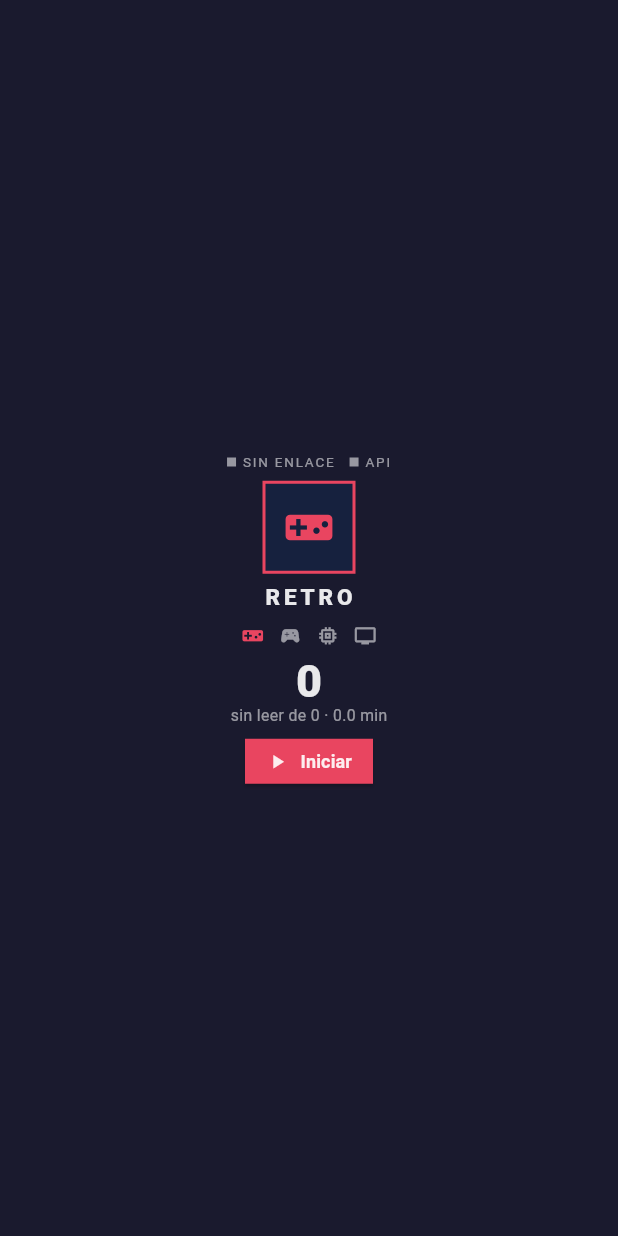
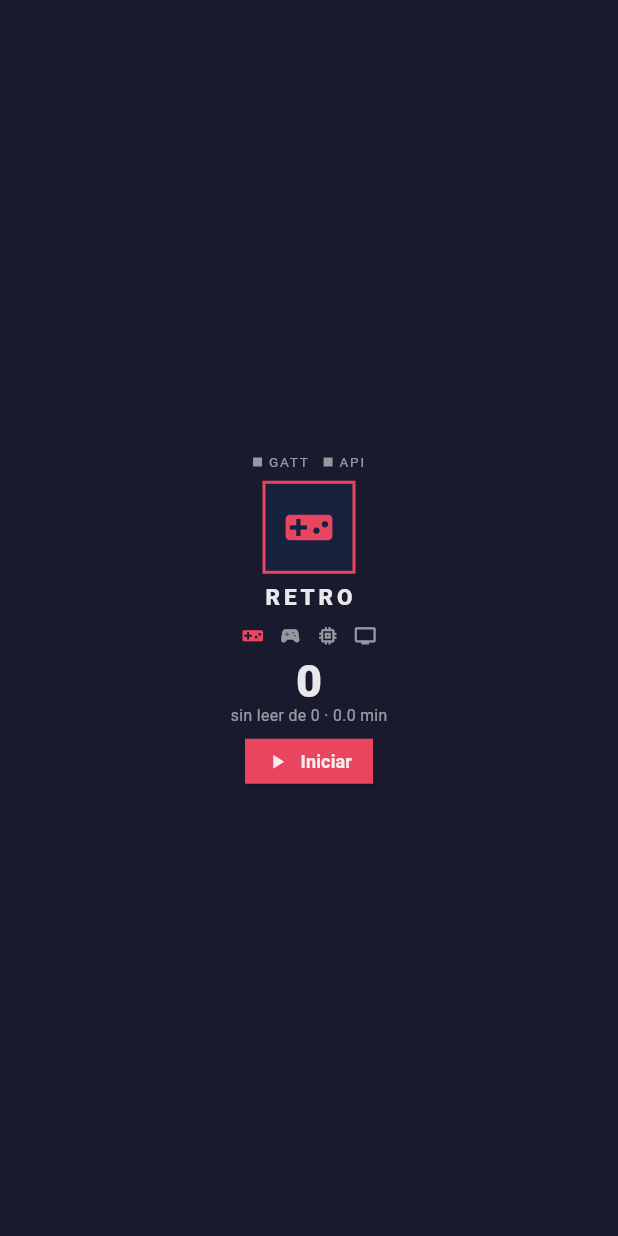
Before and after one commit to luuboon/babywolf-ecosystem, a Flutter app: the screen it shows after launch, on a phone screen of 412 x 824 dp. Run offline on Flutter 3.47's test engine with Material 3 defaults, Android fonts, the phone set to English and light mode, and no system bars; network calls fail.

Commit message:
fix(wearable): etiqueta corta en el indicador de enlace
"SIN ENLACE" empujaba el indicador de API fuera del área visible de la
pantalla redonda. La etiqueta se queda fija en "GATT" y el color dice el
estado, igual que hace el indicador de API.

Se documenta CP-18: cada dispositivo funciona por su cuenta. El wearable no
necesita al teléfono para nada —consulta la API él mismo y sólo usa el hub
para publicar—, y ninguna caída arrastra a las demás apps.

Co-Authored-By: Claude Opus 5 <noreply@anthropic.com>

```diff
--- a/wearable_app/lib/main.dart
+++ b/wearable_app/lib/main.dart
@@ -200,7 +200,10 @@ class _PantallaTemasState extends State<PantallaTemas> {
     return Row(
       mainAxisAlignment: MainAxisAlignment.center,
       children: [
-        _punto(_conectado ? _verde : _tenue, _conectado ? 'GATT' : 'SIN ENLACE'),
+        // Etiqueta siempre corta: en una pantalla redonda, un "SIN ENLACE"
+        // empuja el indicador de al lado fuera del área visible. El color ya
+        // dice el estado.
+        _punto(_conectado ? _verde : _tenue, 'GATT'),
         const SizedBox(width: 10),
         _punto(_apiOk ? _verde : _tenue, 'API'),
       ],
```
Also changed, not shown: 5 other files.
